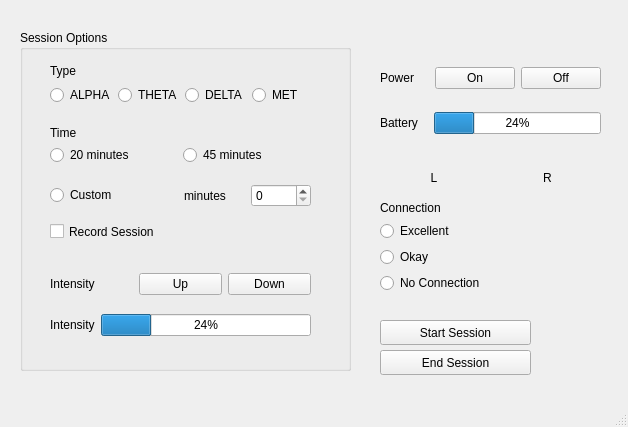
Qt form CES_Device_Simulator/mainwindow.ui (DaudTalat/CES-Device-Simulator) before a commit.
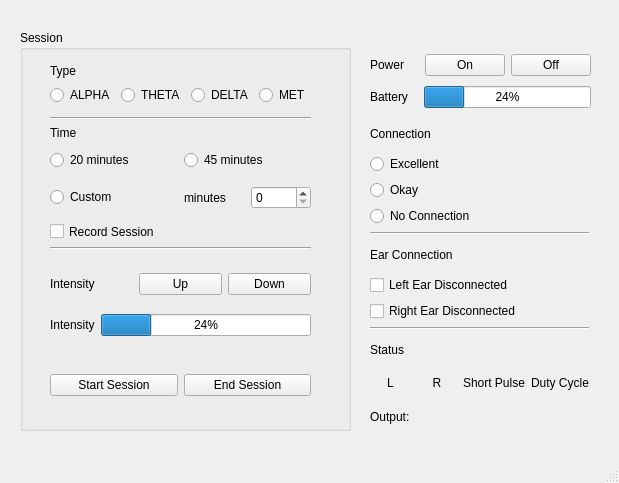
The same form after that commit.

Commit message: changed main window def and gui

Diff of the .ui file:
```diff
--- a/CES_Device_Simulator/mainwindow.ui
+++ b/CES_Device_Simulator/mainwindow.ui
@@ -6,8 +6,8 @@
    <rect>
     <x>0</x>
     <y>0</y>
-    <width>628</width>
-    <height>427</height>
+    <width>619</width>
+    <height>483</height>
    </rect>
   </property>
   <property name="windowTitle">
@@ -27,88 +27,17 @@
      <string/>
     </property>
    </widget>
-   <widget class="QWidget" name="verticalLayoutWidget_4">
-    <property name="geometry">
-     <rect>
-      <x>380</x>
-      <y>160</y>
-      <width>221</width>
-      <height>133</height>
-     </rect>
-    </property>
-    <layout class="QVBoxLayout" name="verticalLayout_4">
-     <item>
-      <layout class="QHBoxLayout" name="horizontalLayout_7">
-       <item>
-        <widget class="QLabel" name="leftEar">
-         <property name="autoFillBackground">
-          <bool>false</bool>
-         </property>
-         <property name="text">
-          <string>L</string>
-         </property>
-         <property name="alignment">
-          <set>Qt::AlignCenter</set>
-         </property>
-        </widget>
-       </item>
-       <item>
-        <widget class="QLabel" name="rightEar">
-         <property name="text">
-          <string>R</string>
-         </property>
-         <property name="alignment">
-          <set>Qt::AlignCenter</set>
-         </property>
-        </widget>
-       </item>
-      </layout>
-     </item>
-     <item>
-      <layout class="QVBoxLayout" name="verticalLayout_7">
-       <item>
-        <widget class="QLabel" name="label_11">
-         <property name="text">
-          <string>Connection</string>
-         </property>
-        </widget>
-       </item>
-       <item>
-        <widget class="QRadioButton" name="ExcellentConnection">
-         <property name="text">
-          <string>Excellent</string>
-         </property>
-        </widget>
-       </item>
-       <item>
-        <widget class="QRadioButton" name="OkayConnection">
-         <property name="text">
-          <string>Okay</string>
-         </property>
-        </widget>
-       </item>
-       <item>
-        <widget class="QRadioButton" name="noConnection">
-         <property name="text">
-          <string>No Connection</string>
-         </property>
-        </widget>
-       </item>
-      </layout>
-     </item>
-    </layout>
-   </widget>
    <widget class="QGroupBox" name="groupBox">
     <property name="geometry">
      <rect>
       <x>20</x>
       <y>30</y>
       <width>331</width>
-      <height>341</height>
+      <height>401</height>
      </rect>
     </property>
     <property name="title">
-     <string>Session Options</string>
+     <string>Session</string>
     </property>
     <widget class="QWidget" name="verticalLayoutWidget_3">
      <property name="geometry">
@@ -170,7 +99,7 @@
       <rect>
        <x>30</x>
        <y>50</y>
-       <width>254</width>
+       <width>261</width>
        <height>31</height>
       </rect>
      </property>
@@ -231,65 +160,6 @@
       <string>Time</string>
      </property>
     </widget>
-    <widget class="QWidget" name="horizontalLayoutWidget_2">
-     <property name="geometry">
-      <rect>
-       <x>30</x>
-       <y>110</y>
-       <width>259</width>
-       <height>31</height>
-      </rect>
-     </property>
-     <layout class="QHBoxLayout" name="horizontalLayout_8">
-      <item>
-       <widget class="QRadioButton" name="twentyOption">
-        <property name="text">
-         <string>20 minutes</string>
-        </property>
-       </widget>
-      </item>
-      <item>
-       <widget class="QRadioButton" name="fortyFiveOption">
-        <property name="text">
-         <string>45 minutes</string>
-        </property>
-       </widget>
-      </item>
-     </layout>
-    </widget>
-    <widget class="QWidget" name="horizontalLayoutWidget_3">
-     <property name="geometry">
-      <rect>
-       <x>30</x>
-       <y>150</y>
-       <width>261</width>
-       <height>31</height>
-      </rect>
-     </property>
-     <layout class="QHBoxLayout" name="horizontalLayout_9">
-      <item>
-       <widget class="QRadioButton" name="customOption">
-        <property name="text">
-         <string>Custom</string>
-        </property>
-       </widget>
-      </item>
-      <item>
-       <layout class="QHBoxLayout" name="horizontalLayout_10">
-        <item>
-         <widget class="QLabel" name="label_8">
-          <property name="text">
-           <string>minutes</string>
-          </property>
-         </widget>
-        </item>
-        <item>
-         <widget class="QSpinBox" name="minutesInput"/>
-        </item>
-       </layout>
-      </item>
-     </layout>
-    </widget>
     <widget class="QCheckBox" name="recordSession">
      <property name="geometry">
       <rect>
@@ -303,14 +173,121 @@
       <string>Record Session</string>
      </property>
     </widget>
+    <widget class="Line" name="line">
+     <property name="geometry">
+      <rect>
+       <x>30</x>
+       <y>80</y>
+       <width>261</width>
+       <height>16</height>
+      </rect>
+     </property>
+     <property name="orientation">
+      <enum>Qt::Horizontal</enum>
+     </property>
+    </widget>
+    <widget class="Line" name="line_2">
+     <property name="geometry">
+      <rect>
+       <x>30</x>
+       <y>210</y>
+       <width>261</width>
+       <height>16</height>
+      </rect>
+     </property>
+     <property name="orientation">
+      <enum>Qt::Horizontal</enum>
+     </property>
+    </widget>
+    <widget class="QWidget" name="horizontalLayoutWidget_4">
+     <property name="geometry">
+      <rect>
+       <x>30</x>
+       <y>340</y>
+       <width>261</width>
+       <height>31</height>
+      </rect>
+     </property>
+     <layout class="QHBoxLayout" name="horizontalLayout_6">
+      <item>
+       <widget class="QPushButton" name="startSession">
+        <property name="text">
+         <string>Start Session</string>
+        </property>
+       </widget>
+      </item>
+      <item>
+       <widget class="QPushButton" name="endSession">
+        <property name="text">
+         <string>End Session</string>
+        </property>
+       </widget>
+      </item>
+     </layout>
+    </widget>
+    <widget class="QWidget" name="verticalLayoutWidget">
+     <property name="geometry">
+      <rect>
+       <x>30</x>
+       <y>110</y>
+       <width>261</width>
+       <height>80</height>
+      </rect>
+     </property>
+     <layout class="QVBoxLayout" name="verticalLayout">
+      <item>
+       <layout class="QHBoxLayout" name="horizontalLayout_8">
+        <item>
+         <widget class="QRadioButton" name="twentyOption">
+          <property name="text">
+           <string>20 minutes</string>
+          </property>
+         </widget>
+        </item>
+        <item>
+         <widget class="QRadioButton" name="fortyFiveOption">
+          <property name="text">
+           <string>45 minutes</string>
+          </property>
+         </widget>
+        </item>
+       </layout>
+      </item>
+      <item>
+       <layout class="QHBoxLayout" name="horizontalLayout_10">
+        <item>
+         <widget class="QRadioButton" name="customOption">
+          <property name="text">
+           <string>Custom</string>
+          </property>
+         </widget>
+        </item>
+        <item>
+         <layout class="QHBoxLayout" name="horizontalLayout_9">
+          <item>
+           <widget class="QLabel" name="label_8">
+            <property name="text">
+             <string>minutes</string>
+            </property>
+           </widget>
+          </item>
+          <item>
+           <widget class="QSpinBox" name="minutesInput"/>
+          </item>
+         </layout>
+        </item>
+       </layout>
+      </item>
+     </layout>
+    </widget>
    </widget>
    <widget class="QWidget" name="verticalLayoutWidget_5">
     <property name="geometry">
      <rect>
-      <x>380</x>
+      <x>370</x>
       <y>50</y>
       <width>221</width>
-      <height>101</height>
+      <height>62</height>
      </rect>
     </property>
     <layout class="QVBoxLayout" name="verticalLayout_5">
@@ -359,31 +336,135 @@
      </item>
     </layout>
    </widget>
-   <widget class="QPushButton" name="endSession">
+   <widget class="QWidget" name="">
     <property name="geometry">
      <rect>
-      <x>380</x>
-      <y>350</y>
-      <width>151</width>
-      <height>25</height>
+      <x>370</x>
+      <y>120</y>
+      <width>219</width>
+      <height>311</height>
      </rect>
     </property>
-    <property name="text">
-     <string>End Session</string>
-    </property>
-   </widget>
-   <widget class="QPushButton" name="startSession">
-    <property name="geometry">
-     <rect>
-      <x>380</x>
-      <y>320</y>
-      <width>151</width>
-      <height>25</height>
-     </rect>
-    </property>
-    <property name="text">
-     <string>Start Session</string>
-    </property>
+    <layout class="QVBoxLayout" name="verticalLayout_7">
+     <item>
+      <widget class="QLabel" name="label_11">
+       <property name="text">
+        <string>Connection</string>
+       </property>
+      </widget>
+     </item>
+     <item>
+      <widget class="QRadioButton" name="ExcellentConnection">
+       <property name="text">
+        <string>Excellent</string>
+       </property>
+      </widget>
+     </item>
+     <item>
+      <widget class="QRadioButton" name="OkayConnection">
+       <property name="text">
+        <string>Okay</string>
+       </property>
+      </widget>
+     </item>
+     <item>
+      <widget class="QRadioButton" name="noConnection">
+       <property name="text">
+        <string>No Connection</string>
+       </property>
+      </widget>
+     </item>
+     <item>
+      <widget class="Line" name="line_3">
+       <property name="orientation">
+        <enum>Qt::Horizontal</enum>
+       </property>
+      </widget>
+     </item>
+     <item>
+      <widget class="QLabel" name="label_12">
+       <property name="text">
+        <string>Ear Connection</string>
+       </property>
+      </widget>
+     </item>
+     <item>
+      <widget class="QCheckBox" name="leftEarDisconnected">
+       <property name="text">
+        <string>Left Ear Disconnected</string>
+       </property>
+      </widget>
+     </item>
+     <item>
+      <widget class="QCheckBox" name="rightEarDisconnected">
+       <property name="text">
+        <string>Right Ear Disconnected</string>
+       </property>
+      </widget>
+     </item>
+     <item>
+      <widget class="Line" name="line_4">
+       <property name="orientation">
+        <enum>Qt::Horizontal</enum>
+       </property>
+      </widget>
+     </item>
+     <item>
+      <widget class="QLabel" name="label_13">
+       <property name="text">
+        <string>Status</string>
+       </property>
+      </widget>
+     </item>
+     <item>
+      <layout class="QHBoxLayout" name="horizontalLayout_7">
+       <item>
+        <widget class="QLabel" name="leftEar">
+         <property name="autoFillBackground">
+          <bool>false</bool>
+         </property>
+         <property name="text">
+          <string>L</string>
+         </property>
+         <property name="alignment">
+          <set>Qt::AlignCenter</set>
+         </property>
+        </widget>
+       </item>
+       <item>
+        <widget class="QLabel" name="rightEar">
+         <property name="text">
+          <string>R</string>
+         </property>
+         <property name="alignment">
+          <set>Qt::AlignCenter</set>
+         </property>
+        </widget>
+       </item>
+       <item>
+        <widget class="QLabel" name="shortPulse">
+         <property name="text">
+          <string>Short Pulse</string>
+         </property>
+        </widget>
+       </item>
+       <item>
+        <widget class="QLabel" name="dutyCycle">
+         <property name="text">
+          <string>Duty Cycle</string>
+         </property>
+        </widget>
+       </item>
+      </layout>
+     </item>
+     <item>
+      <widget class="QLabel" name="statusOutput">
+       <property name="text">
+        <string>Output: </string>
+       </property>
+      </widget>
+     </item>
+    </layout>
    </widget>
   </widget>
   <widget class="QMenuBar" name="menubar">
```
Left out of the diff: 2 changed lines with no effect on the pictures. The commit also changes 7 other files.
